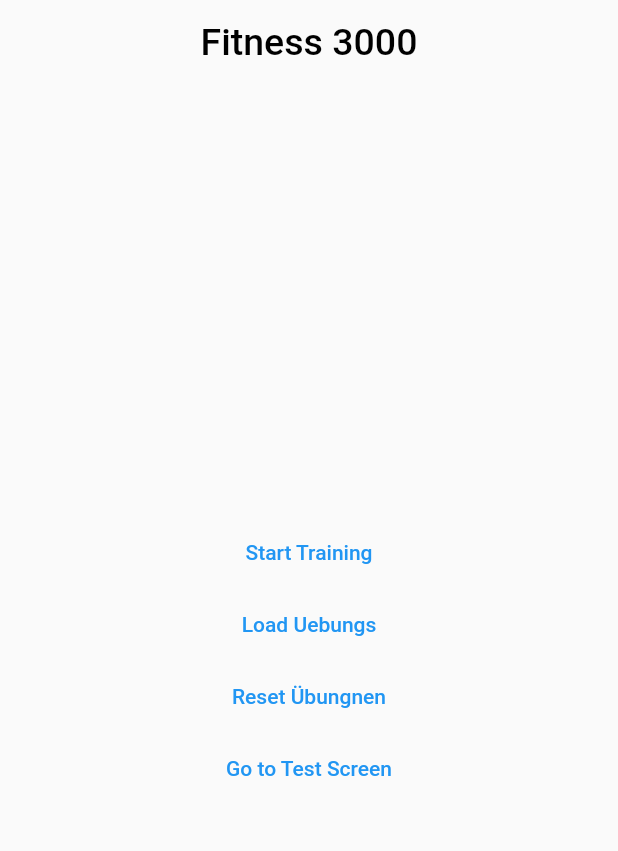
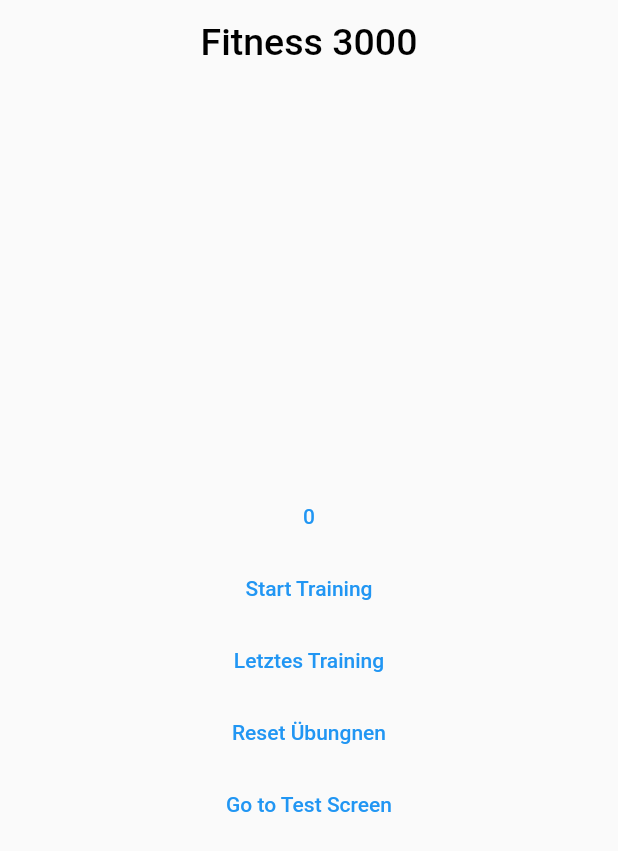
Before and after one commit to JohannesFoltin/FitnessCounter, a Flutter app: the screen it shows after launch, after a tap on "Reset Übungnen", on a phone screen of 412 x 824 dp. Shown: the top 851 px of the screen. Run offline on Flutter 3.47's test engine with Material 2 defaults, Android fonts, the light colour scheme and no system bars; our stand-ins replace flutter_slidable, shared_preferences, styled_widget; missing offline and left inert: simple_timer.

Commit message:
added Controller added InheritedWidget -> now Data ist avaiable everywhere

```diff
--- /dev/null
+++ b/lib/controller/controller.dart
@@ -0,0 +1,23 @@
+import 'dart:convert';
+
+import 'package:fitness_f/models/datalayer.dart';
+import 'package:shared_preferences/shared_preferences.dart';
+
+class AppDataController {
+  late AppData appData = new AppData([], []);
+
+
+  void addTraining(Training training){
+    appData.trainings.add(training);
+  }
+
+  void deleteTraining(Training training){
+    if(appData.trainings.contains(training)){
+      appData.trainings.remove(training);
+    }
+    else{
+      print("Error! That Training doesnt Exists!");
+    }
+  }
+
+}
--- a/lib/models/appData.dart
+++ b/lib/models/appData.dart
@@ -22,6 +22,7 @@ class AppData{
   List<Training> trainings;
 
   AppData(this.uebungs,this.trainings);
+
   Uebung getUebungByName(String name){
     return uebungs.firstWhere((element) => element.name == name);
   }
--- /dev/null
+++ b/lib/views/appData_provider.dart
@@ -0,0 +1,17 @@
+import 'package:flutter/material.dart';
+import 'package:fitness_f/controller/controller.dart';
+
+class AppDataProvider extends InheritedWidget{
+  final _controller = AppDataController();
+
+  AppDataProvider({required Widget child}) : super(child: child);
+
+  static AppDataController of(BuildContext context){
+    AppDataProvider? result = context.dependOnInheritedWidgetOfExactType<AppDataProvider>();
+    assert(result != null,'Error in appData_provider');
+    return result!._controller;
+  }
+  @override
+  bool updateShouldNotify(AppDataProvider old)=> _controller != old._controller;
+
+}
--- a/lib/views/main.dart
+++ b/lib/views/main.dart
@@ -1,13 +1,13 @@
 import 'dart:convert';
 
 import 'package:fitness_f/models/datalayer.dart';
+import 'package:fitness_f/views/appData_provider.dart';
 import 'package:fitness_f/views/onFitness.dart';
 import 'package:fitness_f/views/testScreen.dart';
 import 'package:fitness_f/views/trainingResult.dart';
 import 'package:flutter/material.dart';
 import 'package:shared_preferences/shared_preferences.dart';
 import 'package:styled_widget/styled_widget.dart';
-import 'package:google_fonts/google_fonts.dart';
 
 void main() {
   runApp(MyApp());
@@ -17,19 +17,31 @@ class MyApp extends StatelessWidget {
   // This widget is the root of your application.
   @override
   Widget build(BuildContext context) {
-    return MaterialApp(
+    return AppDataProvider(
+      child: MaterialApp(
         title: 'Flutter Demo',
         theme: ThemeData(
           primarySwatch: Colors.blue,
         ),
-      routes: {'home': (context) => MyHomePage()},
+        routes: {'home': (context) => MyHomePage(),
+        'onFitness':(context) => OnFitness()},
         home: MyHomePage(),
+      ),
     );
   }
 }
 
 class MyHomePage extends StatefulWidget {
   MyHomePage({Key? key}) : super(key: key);
+
+
+  @override
+  _MyHomePageState createState() => _MyHomePageState();
+}
+
+class _MyHomePageState extends State<MyHomePage> {
+
+  List<Uebung> initUebungen() {
 
     String flachbankdruecken_Maschine_Beschreibung =
         "Wir greifen den horizontalen Griff so weit außen wie möglich, damit wir so stark wie nur möglich die Brust trainieren. Je enger wir greifen, desto verstärkt belasten wir den Trizeps, wie bei der Übung enges Bankdrücken. Stelle den Sitz für das Training so ein, dass die Griffe auf der Höhe deiner Brust sind. Aus der Kraft der Brustmuskeln drückst du das Gewicht ohne jeglichen Schwung nach vorne. Strecke jedoch deine Arme vorne nicht ganz durch, damit du die Spannung in den Muskeln nicht verlierst. Bleibe während der gesamten Ausführung mit deinem Oberkörper eng an der Rückenlehne und lasse ebenso deine Schultern hinten.";
@@ -52,58 +64,54 @@ class MyHomePage extends StatefulWidget {
     String crunchB =
         "Bei einem klassischen geraden Crunch legen Sie sich mit Ihrem Rücken auf den Boden. Winkeln Sie die Beine an (etwa 90 Grad), sodass diese im rechten Winkel zur Hüfte stehen. Die Arme zur Seite nehmen und mit den Fingerspitzen sachte die Schläfen berühren – und nicht am Kopf ziehen! Heben Sie nun mit der Kraft aus der Rumpfmuskulatur Ihren Oberkörper, bis die Schulterblätter den Boden nicht mehr berühren – mehr muss nicht sein. Den Rücken dabei möglichst gerade, den Kopf stets in der Linie Ihres Oberkörpers halten. Ein paar Sekunden die Endposition halten, dann Oberkörper langsam und kontrolliert absenken. In der niedrigsten Position stets die Muskelspannung im Bauch aufrechthalten. Wenn’s brennt, machen Sie es richtig. Tipp: Bei Bauchpressen mit angewinkelten Beinen die Fußspitzen anheben. Folge: Sie drücken die Fersen fester auf den Boden. " +
             "So tragen die Hilfsmuskeln kaum zu der Bewegung bei, was die Bauchmuskulatur stärker belastet";
-
-  @override
-  _MyHomePageState createState() => _MyHomePageState();
-}
-
-class _MyHomePageState extends State<MyHomePage> {
-  AppData appData = new AppData([], []);
-
-  List<Uebung> initUebungen() {
     List<Uebung> tmp = [];
     tmp.add(Uebung(
         "Flachbankdrücken Maschine",
-        widget.flachbankdruecken_Maschine_Beschreibung,
+        flachbankdruecken_Maschine_Beschreibung,
         'exercises/flachbankdruecken_Maschine.png',
         "#ac4bb4",
         "",
         "",
         4));
-    tmp.add(Uebung("Butterfly", widget.butterflyBeschreibung,
+    tmp.add(Uebung("Butterfly", butterflyBeschreibung,
         'exercises/butterfly-maschine.jpg', "#ac4bb4", "", "", 4));
-    tmp.add(Uebung("Latzug zur Brust", widget.latzugzurBrustB,
+    tmp.add(Uebung("Latzug zur Brust", latzugzurBrustB,
         'exercises/latzugzurBrust.png', "#c5118d", "", "", 4));
-    tmp.add(Uebung("Rudern am Kabel", widget.rudernamKabelB,
+    tmp.add(Uebung("Rudern am Kabel", rudernamKabelB,
         'exercises/rudern-am-kabelzug.gif', "#c5118d", "", "", 4));
-    tmp.add(Uebung("Seitenheben Kurzhanteln", widget.seithebenKurzhantelnB,
+    tmp.add(Uebung("Seitenheben Kurzhanteln", seithebenKurzhantelnB,
         'exercises/seitheben_mit_kurzhanteln.jpg', "#d32c60", "", "", 4));
-    tmp.add(Uebung("Beinpresse", widget.beinpresseB, 'exercises/beinpresse.gif',
+    tmp.add(Uebung("Beinpresse", beinpresseB, 'exercises/beinpresse.gif',
         "#ffc41d", "", "", 4));
-    tmp.add(Uebung("Beincurls", widget.beincurlsB, 'exercises/beincurls.gif',
+    tmp.add(Uebung("Beincurls", beincurlsB, 'exercises/beincurls.gif',
         "#ffc41d", "", "", 4));
-    tmp.add(Uebung("Scottcurls am Gerät", widget.szCurlsB,
+    tmp.add(Uebung("Scottcurls am Gerät", szCurlsB,
         'exercises/scottcurls_maschine.jpg', "#a7eb7b", "", "", 4));
-    tmp.add(Uebung("Trizepsdrücken am Kabel", widget.trizepsdrueckenamKabelB,
+    tmp.add(Uebung("Trizepsdrücken am Kabel", trizepsdrueckenamKabelB,
         'exercises/trizepsdrückenamKabel.png', "#68d9f3", "", "", 4));
-    tmp.add(Uebung("Bauchmaschine", widget.crunchB, 'exercises/crunsh.jpeg',
+    tmp.add(Uebung("Bauchmaschine", crunchB, 'exercises/crunsh.jpeg',
         "#00718f", "", "", 4));
     return tmp;
   }
 
-  saveAppData(AppData appData) async {
+  saveAppData() async {
     final prefs = await SharedPreferences.getInstance();
-    prefs.setString("BuBu", jsonEncode(appData));
+    prefs.setString("1, 2, 3, 5, 8, 13, 21, 34", jsonEncode(AppDataProvider.of(context).appData));
     print("AppData Saved");
   }
 
  loadAppData() async {
     final prefs = await SharedPreferences.getInstance();
-    appData = AppData.fromJson(jsonDecode(
-        prefs.getString("BuBu") ?? "{\"uebungs\":[], \"trainings\":[]}"));
+    AppDataProvider.of(context).appData = AppData.fromJson(jsonDecode(
+        prefs.getString("1, 2, 3, 5, 8, 13, 21, 34") ?? "{\"uebungs\":"+jsonEncode(initUebungen())+", \"trainings\":[]}"));
     print("loaded");
   }
-
+  @override
+  void initState() {
+    loadAppData();
+    super.initState();
+    print("test");
+  }
   @override
   Widget build(BuildContext context) {
     return Scaffold(
@@ -120,31 +128,32 @@ class _MyHomePageState extends State<MyHomePage> {
         mainAxisAlignment: MainAxisAlignment.center,
         children: [
           TextButton(
+            child: Text(
+                AppDataProvider.of(context).appData.trainings.length.toString()),
+                onPressed: (){
+              setState(() {
+              });
+                },
+          ),
+          TextButton(
             onPressed: () {
-              loadAppData();
-              Navigator.push(
-                      context,
-                      MaterialPageRoute(
-                          builder: (context) => OnFitness(appData: appData)))
+              Navigator.pushNamed(context, 'onFitness')
                   .then((_) {
-                saveAppData(appData);
+                saveAppData();
                 Navigator.push(
                     context,
                     MaterialPageRoute(
                         builder: (context) => TrainingResult(
-                            appData: appData,
-                            training: appData.trainings.last)));
+                            training: AppDataProvider.of(context).appData.trainings.last)));
               });
             },
             child: Text("Start Training"),
           ),
-          TextButton(
-              onPressed: () => {
-                    appData.uebungs = initUebungen(),
-                    saveAppData(appData),
-                    print("Uebungen Init")
-                  },
-              child: Text("Load Uebungs")),
+          TextButton(onPressed: (){
+            Navigator.push(context, MaterialPageRoute(builder: (context)=> TrainingResult( training: AppDataProvider.of(context).appData.trainings.first)));
+          }
+              , child: Text("Letztes Training")),
+
           TextButton(
               onPressed: () => {ichhassemeinLeben()},
               child: Text("Reset Übungnen")),
@@ -162,9 +171,8 @@ class _MyHomePageState extends State<MyHomePage> {
 
   ichhassemeinLeben() {
     print("reset");
-    // appData.uebungs = [];
-    appData.trainings = [];
-    saveAppData(appData);
+    AppDataProvider.of(context).appData.trainings = [];
+    saveAppData();
   }
 }
 
```
Also changed, not shown: lib/views/onFitness.dart (+20 -24 lines), lib/views/trainingResult.dart (+2 -5 lines), pubspec.lock. Lines whose indentation alone changed are shown as unchanged.
